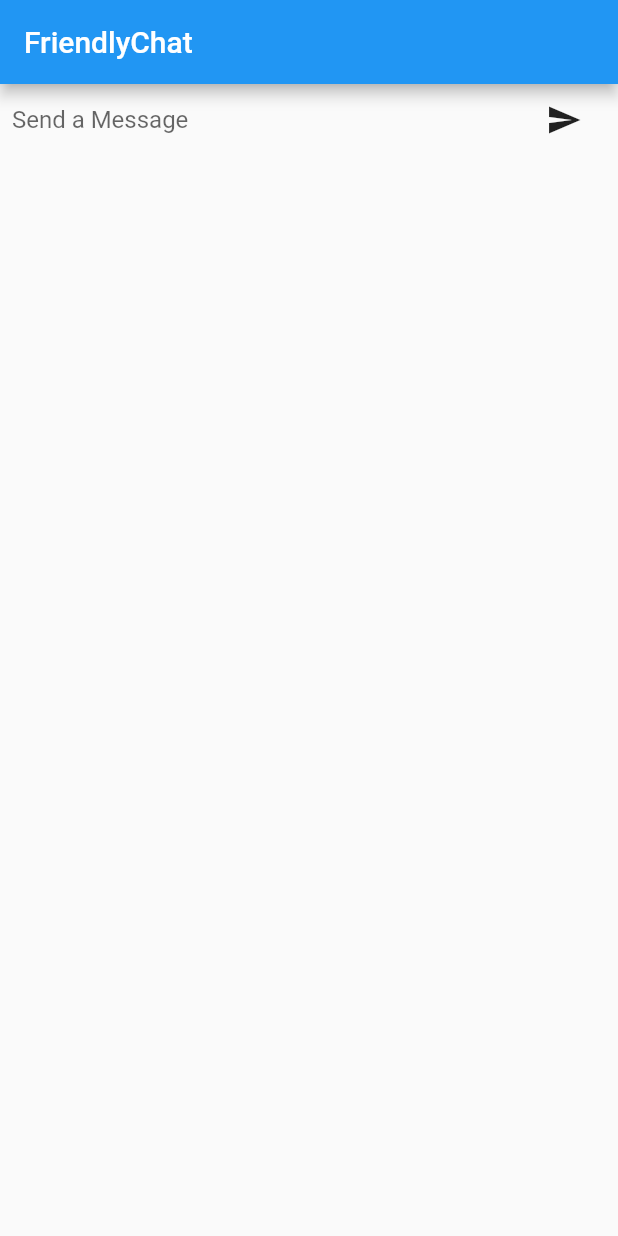
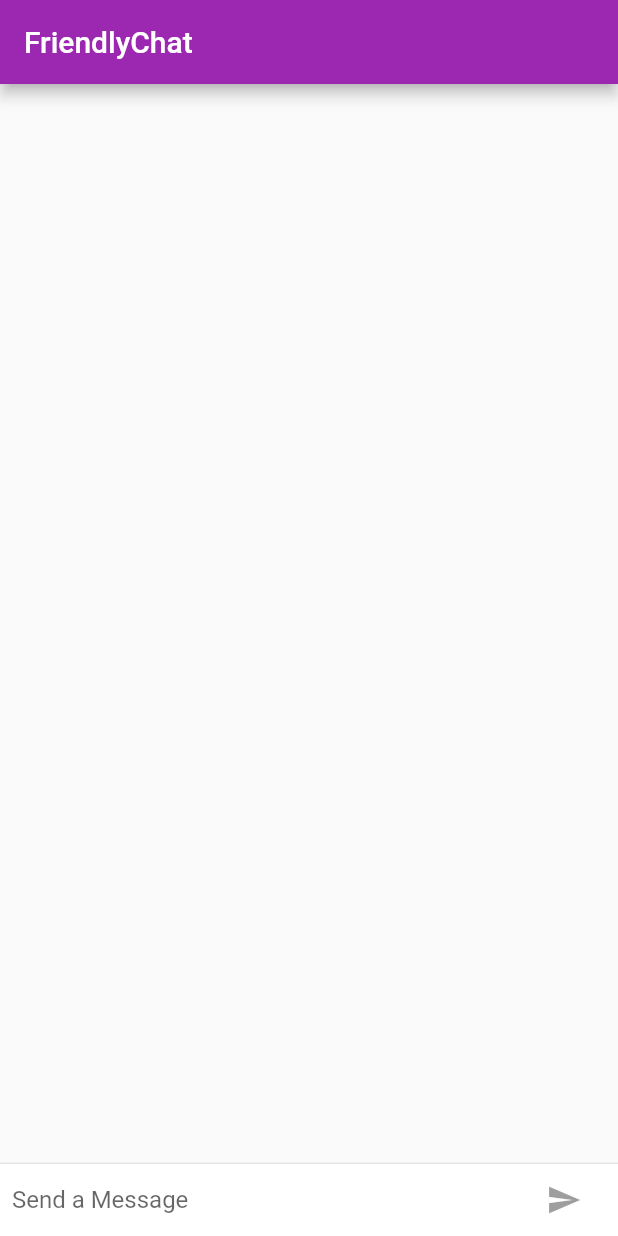
Before and after one commit to JustinOkoro/FlutterBasic, a Flutter app: the screen it shows after launch, on a phone screen of 412 x 824 dp. Run offline on Flutter 3.47's test engine with Material 2 defaults, Android fonts, the phone set to English and light mode, and no system bars.

Commit message:
Finished app

```diff
--- a/myapp/lib/main.dart
+++ b/myapp/lib/main.dart
@@ -1,4 +1,18 @@
 import 'package:flutter/material.dart';
+import 'package:flutter/foundation.dart';
+import 'package:flutter/cupertino.dart';
+
+const String _name = "Justin";
+
+final ThemeData kIOSTheme = new ThemeData(
+    primarySwatch: Colors.orange,
+    primaryColor: Colors.grey[100],
+    primaryColorBrightness: Brightness.light);
+
+final ThemeData kDefaultTheme = new ThemeData(
+  primarySwatch: Colors.purple,
+  accentColor: Colors.orangeAccent[400],
+);
 
 void main() => runApp(new FriendlyChatApp());
 
@@ -22,6 +36,9 @@ class FriendlyChatApp extends StatelessWidget {
   Widget build(BuildContext context) {
     return new MaterialApp(
       title: "FriendlyChat",
+      theme: defaultTargetPlatform == TargetPlatform.iOS
+          ? kIOSTheme
+          : kDefaultTheme,
       home: new ChatScreen(),
     );
   }
@@ -32,40 +49,143 @@ class ChatScreen extends StatefulWidget {
   createState() => new ChatScreenState();
 }
 
-class ChatScreenState extends State<ChatScreen> {
+class ChatScreenState extends State<ChatScreen> with TickerProviderStateMixin {
   final TextEditingController _textEditingController =
       new TextEditingController();
 
+  final List<ChatMessage> _messages = <ChatMessage>[];
+  bool _isComposing = false;
+
   void _handleSubmitted(String text) {
     _textEditingController.clear();
+    setState(() {
+      _isComposing = false;
+    });
+    ChatMessage message = new ChatMessage(
+        text: text,
+        animationController: new AnimationController(
+            duration: new Duration(milliseconds: 700), vsync: this));
+    setState(() {
+      _messages.insert(0, message);
+    });
+    message.animationController.forward();
+  }
+
+  @override
+  void dispose() {
+    for (var mess in _messages) {
+      mess.animationController.dispose();
+    }
+    super.dispose();
   }
 
   Widget _buildTextComposer() {
-    return new Container(
+    return new IconTheme(
+        data: new IconThemeData(color: Theme.of(context).accentColor),
+        child: new Container(
             margin: const EdgeInsets.symmetric(horizontal: 8.0),
             child: new Row(children: <Widget>[
               new Flexible(
                   child: new TextField(
                 controller: _textEditingController,
+                onChanged: (String text) {
+                  setState(() {
+                    _isComposing = text.length > 0;
+                  });
+                },
                 onSubmitted: _handleSubmitted,
                 decoration:
                     new InputDecoration.collapsed(hintText: "Send a Message"),
               )),
               new Container(
                   margin: const EdgeInsets.symmetric(horizontal: 4.0),
-              child: new IconButton(
+                  child: Theme.of(context).platform == TargetPlatform.iOS
+                      ? new CupertinoButton(
+                          child: new Text("Send"),
+                          onPressed: _isComposing
+                              ? () =>
+                                  _handleSubmitted(_textEditingController.text)
+                              : null)
+                      : new IconButton(
                           icon: new Icon(Icons.send),
-                  onPressed: () =>
-                      _handleSubmitted(_textEditingController.text)))
-        ]));
+                          onPressed: _isComposing
+                              ? () =>
+                                  _handleSubmitted(_textEditingController.text)
+                              : null))
+            ])));
   }
 
   @override
   Widget build(BuildContext context) {
     return new Scaffold(
-      appBar: new AppBar(title: new Text("FriendlyChat")),
-      body: _buildTextComposer(),
+      appBar: new AppBar(
+        title: new Text("FriendlyChat"),
+        elevation: Theme.of(context).platform == TargetPlatform.iOS ? 7.0 : 4.0,
+      ),
+      body: new Container(
+        child: new Column(
+          children: <Widget>[
+            new Flexible(
+              child: new ListView.builder(
+                padding: new EdgeInsets.all(8.0),
+                reverse: true,
+                itemBuilder: (_, int index) => _messages[index],
+                itemCount: _messages.length,
+              ),
+            ),
+            new Divider(height: 1.0),
+            new Container(
+              decoration: new BoxDecoration(color: Theme.of(context).cardColor),
+              child: _buildTextComposer(),
+            ),
+          ],
+        ),
+        decoration: Theme.of(context).platform == TargetPlatform.iOS
+            ? new BoxDecoration(
+                border:
+                    new Border(top: new BorderSide(color: Colors.grey[200])))
+            : null,
+      ),
     );
+  }
+}
+
+class ChatMessage extends StatelessWidget {
+  final String text;
+  final AnimationController animationController;
+
+  ChatMessage({this.text, this.animationController});
+
+  @override
+  Widget build(BuildContext context) {
+    return new SizeTransition(
+        sizeFactor: new CurvedAnimation(
+            parent: animationController, curve: Curves.easeIn),
+        axisAlignment: 0.0,
+        child: new Container(
+          margin: const EdgeInsets.symmetric(vertical: 10.0),
+          child: new Row(
+            crossAxisAlignment: CrossAxisAlignment.start,
+            children: <Widget>[
+              new Container(
+                margin: const EdgeInsets.only(right: 16.0),
+                child: new CircleAvatar(child: new Text(_name[0])),
+              ),
+              new Expanded(
+                child: new Column(
+                  crossAxisAlignment: CrossAxisAlignment.start,
+                  children: <Widget>[
+                    new Text(_name, style: Theme.of(context).textTheme.subhead),
+                    new Container(
+                      margin: const EdgeInsets.only(top: 5.0),
+                      child: new Text(text),
+                    )
+                  ],
+                ),
+              ),
+            ],
+          ),
+        ));
   }
 }
 
--- a/myapp/pubspec.yaml
+++ b/myapp/pubspec.yaml
@@ -1,4 +1,4 @@
-name: myapp
+name: FriendlyChat
 description: A new Flutter project.
 
 dependencies:
```
Lines whose indentation alone changed are shown as unchanged.
